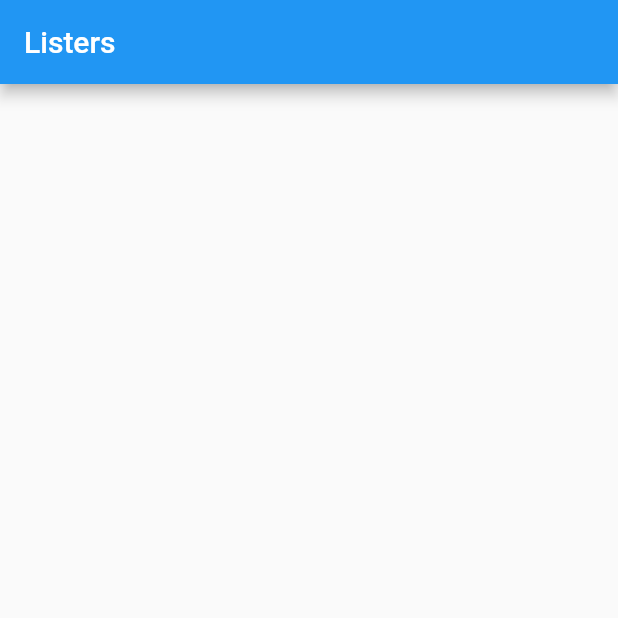
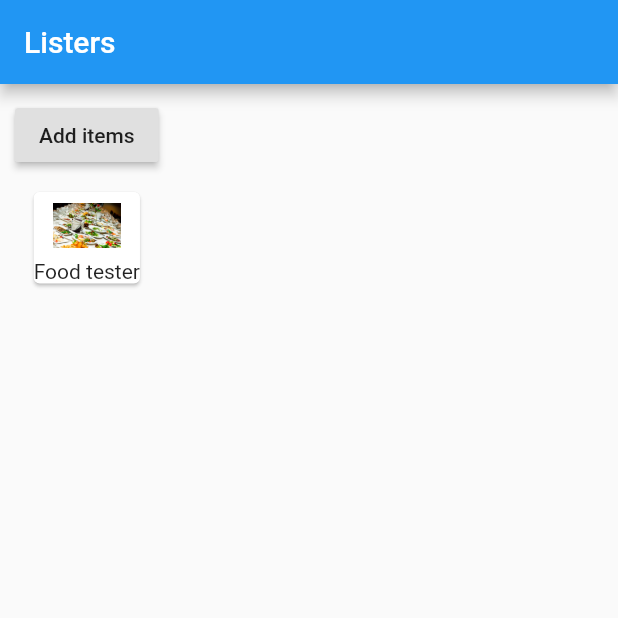
Before and after one commit to arisah-ijeoma/mobile_demo, a Flutter app: the screen it shows after launch, on a phone screen of 412 x 824 dp, the top half of it. Run offline on Flutter 3.47's test engine with Material 2 defaults, Android fonts, the phone set to English and light mode, and no system bars.

Commit message:
configure add button; separate concerns; add tests

```diff
--- a/lib/main.dart
+++ b/lib/main.dart
@@ -1,4 +1,7 @@
 import 'package:flutter/material.dart';
+import 'package:flutter/widgets.dart';
+
+import './product_manager.dart';
 
 void main() => runApp(MyApp());
 
@@ -9,7 +12,8 @@ class MyApp extends StatelessWidget {
       home: Scaffold(
         appBar: AppBar(
           title: Text('Listers')
-        )
+        ),
+        body: ProductManager()
       )
     );
   }
--- /dev/null
+++ b/lib/product_manager.dart
@@ -0,0 +1,30 @@
+import 'package:flutter/material.dart';
+
+import './products.dart';
+
+class ProductManager extends StatefulWidget {
+	@override
+	State<StatefulWidget> createState() => _ProductManagerState();
+}
+
+class _ProductManagerState extends State<ProductManager> {
+	List<String> _products = ['Food tester'];
+
+	@override
+	Widget build(BuildContext context) {
+    return Column(
+			children: [
+				Container(
+					margin: EdgeInsets.all(10.0),
+					child: RaisedButton(
+						onPressed: () {
+							setState(() => _products.add('Chef'));
+						},
+						child: Text('Add items')
+					)
+				),
+				Products(_products)
+			]
+		);
+  }
+}
--- /dev/null
+++ b/lib/products.dart
@@ -0,0 +1,22 @@
+import 'package:flutter/material.dart';
+
+class Products extends StatelessWidget {
+	final List<String> products;
+	Products(this.products);
+
+	@override
+	Widget build(BuildContext context) {
+		return Column(children: products
+			.map((e) =>
+				Card(
+					child: Column(
+						children: [
+							Image.asset('assets/images/food.jpeg', width: 45, height: 45),
+							Text(e)
+						]
+					)
+				)
+			).toList()
+		);
+	}
+}
--- a/pubspec.yaml
+++ b/pubspec.yaml
@@ -45,9 +45,8 @@ flutter:
   uses-material-design: true
 
   # To add assets to your application, add an assets section, like this:
-  # assets:
-  #   - images/a_dot_burr.jpeg
-  #   - images/a_dot_ham.jpeg
+  assets:
+    - assets/images/food.jpeg
 
   # An image asset can refer to one or more resolution-specific "variants", see
   # https://flutter.dev/assets-and-images/#resolution-aware.
```
Also changed, not shown: assets/images/food.jpeg (added), 3 other files.
